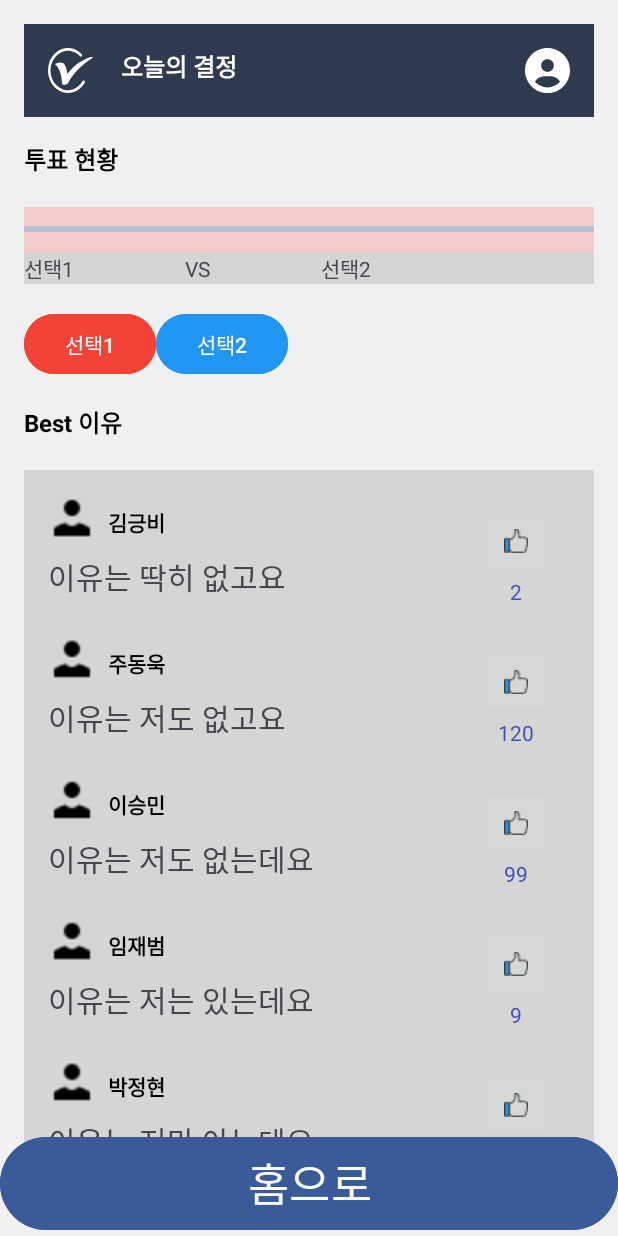
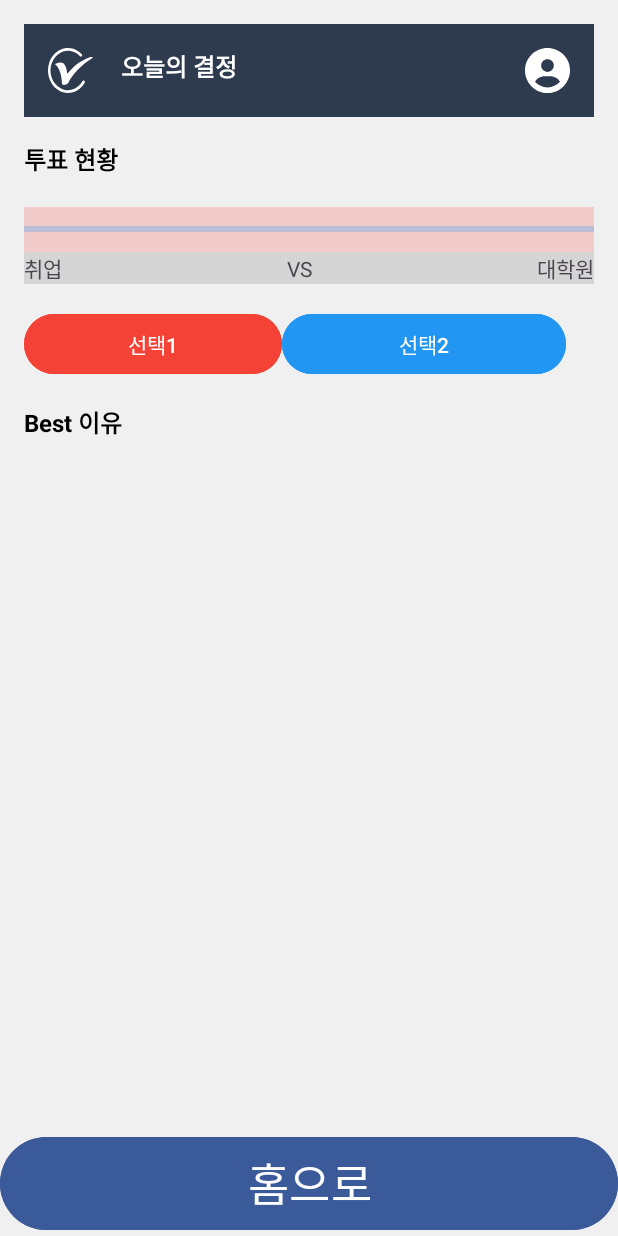
Before and after one commit to Judonguk/TodayChoice, an Android app: the fragment ResultFragment placed in its activity, on a phone screen of 412 x 824 dp. Run offline under Robolectric (Android 15) with nearby library versions, the phone set to English and light mode, and no system bars; our stand-ins replace Firebase (no records; nobody signed in at launch, a user with empty details on screens opened directly).

Commit message:
살았다..

```diff
--- a/app/src/main/java/com/example/myapplication/ReasonsAdapter.kt
+++ b/app/src/main/java/com/example/myapplication/ReasonsAdapter.kt
@@ -7,8 +7,9 @@ import androidx.recyclerview.widget.RecyclerView
 
 import com.example.myapplication.databinding.ListReasonsBinding
 import com.example.myapplication.data.Reason
+import com.example.myapplication.viewmodel.ReasonViewModel
 
-class ReasonsAdapter(val reasons: Array<Reason>, val link: ResultFragment.recCall)
+class ReasonsAdapter(var reasons: List<Reason>, val viewModel: ReasonViewModel, val link: ResultFragment.recCall?)
     : RecyclerView.Adapter<ReasonsAdapter.Holder>() { //Adapter가 하는 일: UI렌더링 시 필요한 내용을 달라고 하면 넘겨줌
 
     //어댑터에도 뷰모델 되는지 실험..
@@ -22,23 +23,37 @@ class ReasonsAdapter(val reasons: Array<Reason>, val link: ResultFragment.recCal
 
     override fun getItemCount() = reasons.size
 
+    fun updateData(newData: List<Reason>) {
+        reasons = newData
+        notifyDataSetChanged()
+    }
+
     override fun onBindViewHolder(holder: Holder, position: Int) {
+
+        //////////////////////////////////////////////
         holder.bind(reasons[position])
+        link?.let {
+            it.giveText(reasons[position].selectedOption)
+        }
 
         holder.itemView.setOnClickListener{
-            link.changeFragment(ReasonFragment())
+            link?.let {
+                it.changeFragment(ReasonFragment())
+            }
         }
     }
 
     class Holder(private val binding: ListReasonsBinding) : RecyclerView.ViewHolder(binding.root){
         fun bind(reason: Reason){
-            binding.txtName.text = reason.name
+            /////////////////////////////
+            binding.txtName.text = reason.userId
             binding.txtReason.text = reason.reason
-            binding.txtLike.text = reason.like.toString()
+            binding.txtTest.text = reason.selectedOption
+            //binding.txtLike.text = reason.viewcount.toString()
 
-            binding.root.setOnClickListener{
-                Toast.makeText(binding.root.context, "유저: ${reason.name} 추천수: ${reason.like}", Toast.LENGTH_SHORT).show()
-            }
+//            binding.root.setOnClickListener{
+//                //Toast.makeText(binding.root.context, "유저: ${reason.name} 추천수: ${reason.viewcount}", Toast.LENGTH_SHORT).show()
+//            }
         }
     }
 }
--- a/app/src/main/java/com/example/myapplication/ResultFragment.kt
+++ b/app/src/main/java/com/example/myapplication/ResultFragment.kt
@@ -6,6 +6,7 @@ import android.view.LayoutInflater
 import android.view.View
 import android.view.ViewGroup
 import androidx.fragment.app.activityViewModels
+import androidx.lifecycle.ViewModelProvider
 import androidx.recyclerview.widget.LinearLayoutManager
 import com.example.myapplication.data.Reason
 import com.example.myapplication.databinding.FragmentResultBinding
@@ -16,6 +17,7 @@ class ResultFragment : Fragment() {
     var binding : FragmentResultBinding? = null
     val viewModel: ReasonViewModel by activityViewModels() //lifecycle을 fragment가 아닌 activity에 종속시킴
 
+/*
     val reasons = arrayOf(
         Reason("김긍비", "이유는 딱히 없고요", 2),
         Reason("주동욱", "이유는 저도 없고요", 120),
@@ -25,7 +27,11 @@ class ResultFragment : Fragment() {
         Reason("김범수", "이유는 저도 모르는데요", 42),
         Reason("엄희찬", "이유는 너만 아는데요", 0)
     )
+*/
+    var givenText = "취업"
+    var givenText2 = "대학원"
 
+    ////////////////////////////// inner class
     inner class recCall{
         fun changeFragment(frag: Fragment) {
             parentFragmentManager.beginTransaction().run {
@@ -33,18 +39,30 @@ class ResultFragment : Fragment() {
                 commit()
             }
         }
+        fun giveText(text: String){
+            givenText = text
+        }
     }
 
     override fun onCreateView(
         inflater: LayoutInflater, container: ViewGroup?,
         savedInstanceState: Bundle?
     ): View? {
-        binding = FragmentResultBinding.inflate(inflater) //view를 inflate하면서 UI와 code를 연결해주는 binding을 가져옴
+        binding = FragmentResultBinding.inflate(inflater, container, false) //view를 inflate하면서 UI와 code를 연결해주는 binding을 가져옴
+        val viewModel = ViewModelProvider(this).get(ReasonViewModel::class.java)
 
         val link = recCall()
 
         binding?.recReasons?.layoutManager = LinearLayoutManager(context) //어떻게 쌓을건지 설정
-        binding?.recReasons?.adapter = ReasonsAdapter(reasons, link) //내부에 담을 내용 -강의에서는 임시로 만든 배열 사용. DB에서 어떻게?
+
+        val adapter = ReasonsAdapter(viewModel.reason.value ?: emptyList(), viewModel, link)
+        binding?.recReasons?.adapter = adapter //내부에 담을 내용 -강의에서는 임시로 만든 배열 사용. DB에서 어떻게?
+
+        viewModel.reason.observe(viewLifecycleOwner) { reason ->
+            if (reason != null) {
+                adapter.updateData(reason)
+            }
+        }
 
         return binding?.root
     }
@@ -52,13 +70,17 @@ class ResultFragment : Fragment() {
     override fun onViewCreated(view: View, savedInstanceState: Bundle?) {
         super.onViewCreated(view, savedInstanceState)
 
+
         viewModel.choiceRate.observe(viewLifecycleOwner){ //viewModel에서 choiceRate 데이터를 observe
             binding?.progressBar?.progress = viewModel.choiceRate.value!! //viewModel의 choiceRate의 value 참조
+        }
+        viewModel.reason.observe(viewLifecycleOwner){ //viewModel에서 choiceRate 데이터를 observe
+            binding?.textView?.text = givenText //viewModel의 choiceRate의 value 참조
+            binding?.textView3?.text = givenText2
         }
 
         //곧 삭제될 친구들 ㅠㅠ
         binding?.button3?.setOnClickListener{
-
             viewModel.choiceRatePlus() //반대로 UI에서 변경되었을 때 viewModel의 데이터를 수정
         }
         binding?.button4?.setOnClickListener{
@@ -66,7 +88,21 @@ class ResultFragment : Fragment() {
         }
         //ㅠㅠ
 
+
+        fun changeFragment(frag: Fragment) {
+            parentFragmentManager.beginTransaction().run {
+                replace(R.id.frm_frag, frag)
+                commit()
+            }
+        }
+
+        binding?.homeButton?.setOnClickListener{
+            changeFragment(MainpageFragment())
+        }
+
     }
+
+
 
     override fun onDestroyView() {
         super.onDestroyView()
--- a/app/src/main/java/com/example/myapplication/data/Reason.kt
+++ b/app/src/main/java/com/example/myapplication/data/Reason.kt
@@ -1,5 +1,6 @@
 package com.example.myapplication.data
-
-data class Reason(val name: String,
-                  val reason: String,
-                  val like: Int)
+////////////////////////////
+data class Reason(var userId: String = "", //name
+                  var question: String = "", //first
+                  var reason: String = "", //second
+                  var selectedOption: String = "") //viewcount
--- a/app/src/main/java/com/example/myapplication/repository/ReasonRepository.kt
+++ b/app/src/main/java/com/example/myapplication/repository/ReasonRepository.kt
@@ -1,6 +1,8 @@
 package com.example.myapplication.repository
 
 import androidx.lifecycle.MutableLiveData
+import com.example.myapplication.data.Reason
+import com.example.myapplication.data.User
 import com.google.firebase.Firebase
 import com.google.firebase.database.DataSnapshot
 import com.google.firebase.database.DatabaseError
@@ -9,13 +11,23 @@ import com.google.firebase.database.database
 
 class ReasonRepository {
     val database = Firebase.database
+    val userRef = database.getReference("reason1")
+    val numRef = database.getReference("num")
 
-    val userRef = database.getReference("user")
-
-    fun observeReason(reason: MutableLiveData<String>){ //뷰모델에서 모델의 데이터 참조
+    fun observeReason(reason: MutableLiveData<List<Reason>>){ //뷰모델에서 모델의 데이터 참조
         userRef.addValueEventListener(object : ValueEventListener {
             override fun onDataChange(snapshot: DataSnapshot) {
-                reason.postValue(snapshot.value.toString())
+                val reasonList = mutableListOf<Reason>()
+                for (childSnapshot in snapshot.children) {
+                    val reason = childSnapshot.getValue(Reason::class.java)
+                    if (reason != null) {
+                        val key = childSnapshot.key ?: ""
+                        val name = key.split("_").firstOrNull() ?: ""
+                        reason.userId = name
+                        reasonList.add(reason)
+                    }
+                }
+                reason.postValue(reasonList)
             }
 
             override fun onCancelled(error: DatabaseError) {
--- a/app/src/main/java/com/example/myapplication/viewmodel/ReasonViewModel.kt
+++ b/app/src/main/java/com/example/myapplication/viewmodel/ReasonViewModel.kt
@@ -3,13 +3,14 @@ package com.example.myapplication.viewmodel
 import androidx.lifecycle.LiveData
 import androidx.lifecycle.MutableLiveData
 import androidx.lifecycle.ViewModel
+import com.example.myapplication.data.Reason
 import com.example.myapplication.repository.ReasonRepository
 
 class ReasonViewModel: ViewModel() {
     private val repository = ReasonRepository()
 
-    private val _reason = MutableLiveData<String>("선택한 이유") //내부적으로는 바꿀 수 있지만
-    val reason : LiveData<String> get() = _reason //밖에 공개할 때는 바꿀 수 없는 데이터로 지정
+    private val _reason = MutableLiveData<List<Reason>>() //내부적으로는 바꿀 수 있지만
+    val reason : LiveData<List<Reason>> get() = _reason //밖에 공개할 때는 바꿀 수 없는 데이터로 지정
 
     private val _choiceRate = MutableLiveData<Int>(10)
     val choiceRate : LiveData<Int> get() = _choiceRate
--- a/app/src/main/res/layout/fragment_result.xml
+++ b/app/src/main/res/layout/fragment_result.xml
@@ -105,14 +105,15 @@
                     android:layout_height="wrap_content"
                     android:layout_weight="1"
                     android:text="VS"
-                    android:textAlignment="center" />
+                    android:textAlignment="textEnd" />
 
                 <TextView
                     android:id="@+id/textView3"
                     android:layout_width="wrap_content"
                     android:layout_height="wrap_content"
                     android:layout_weight="1"
-                    android:text="선택2" />
+                    android:text="선택2"
+                    android:textAlignment="textEnd" />
 
             </LinearLayout>
 
@@ -125,7 +126,7 @@
 
             <Button
                 android:id="@+id/button3"
-                android:layout_width="wrap_content"
+                android:layout_width="172dp"
                 android:layout_height="wrap_content"
                 android:layout_marginTop="16dp"
                 android:backgroundTint="#F44336"
@@ -135,7 +136,7 @@
 
             <Button
                 android:id="@+id/button4"
-                android:layout_width="wrap_content"
+                android:layout_width="189dp"
                 android:layout_height="wrap_content"
                 android:layout_marginTop="16dp"
                 android:backgroundTint="#2196F3"
```
Also changed, not shown: app/src/main/java/com/example/myapplication/ReasonFragment.kt (+29 -1 lines), app/src/main/res/layout/list_reasons.xml (+10 -0 lines).
